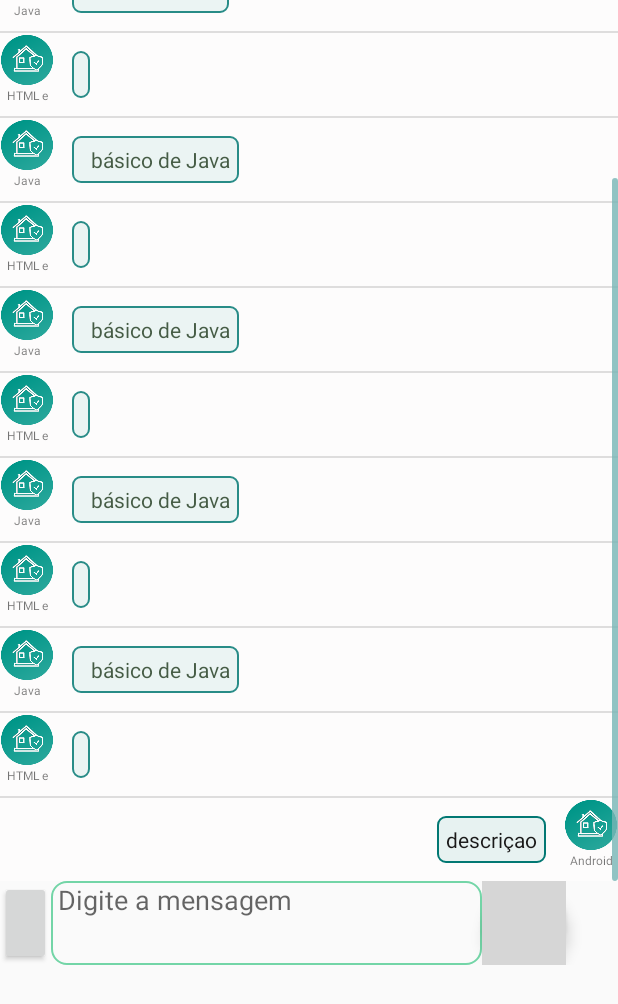
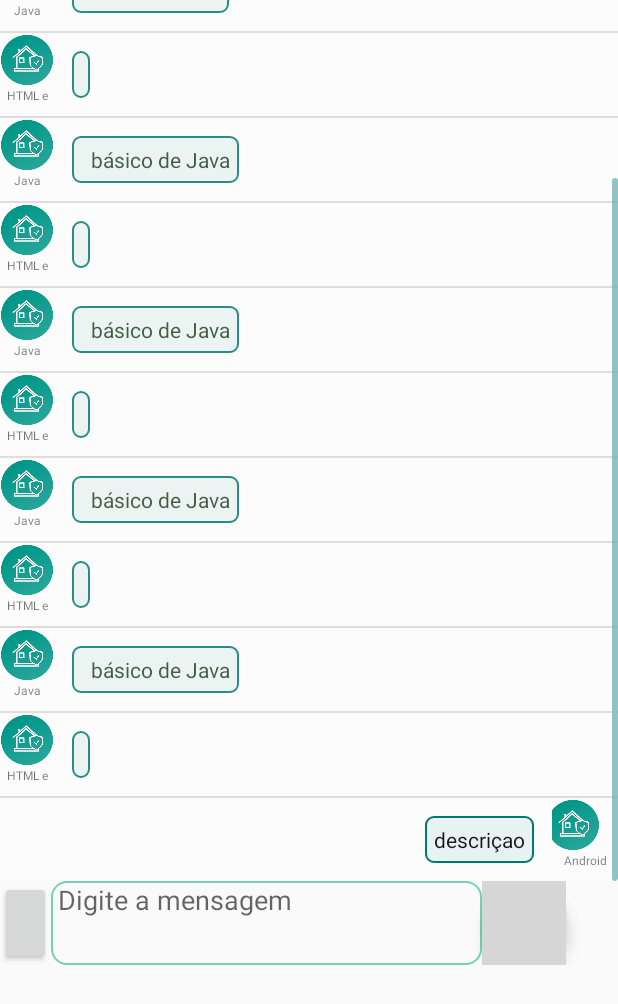
Before and after one commit to kayua/CartoonMovieCreatorAppVesion, an Android app: the screen it shows after launch (ListaDeCursosActivity), scrolled down 410 dp, on a phone screen of 412 x 824 dp. Shown: the top 1004 px of the screen. Run offline under Robolectric (Android 15) with nearby library versions, the phone set to English and light mode, and no system bars; grey boxes are pictures that could not be loaded.

Commit message:
version 1.0.1.1

```diff
--- a/src/main/res/layout/list_msg.xml
+++ b/src/main/res/layout/list_msg.xml
@@ -47,7 +47,8 @@
                 android:id="@+id/lista_curso_personalizada_imagem"
                 android:layout_width="36dp"
                 android:layout_height="36dp"
-                android:layout_gravity="center_horizontal|center_vertical" />
+                android:layout_gravity="center"
+                android:layout_marginRight="8dp" />
 
             <TextView
                 android:id="@+id/lista_curso_personalizada_nome"
```
